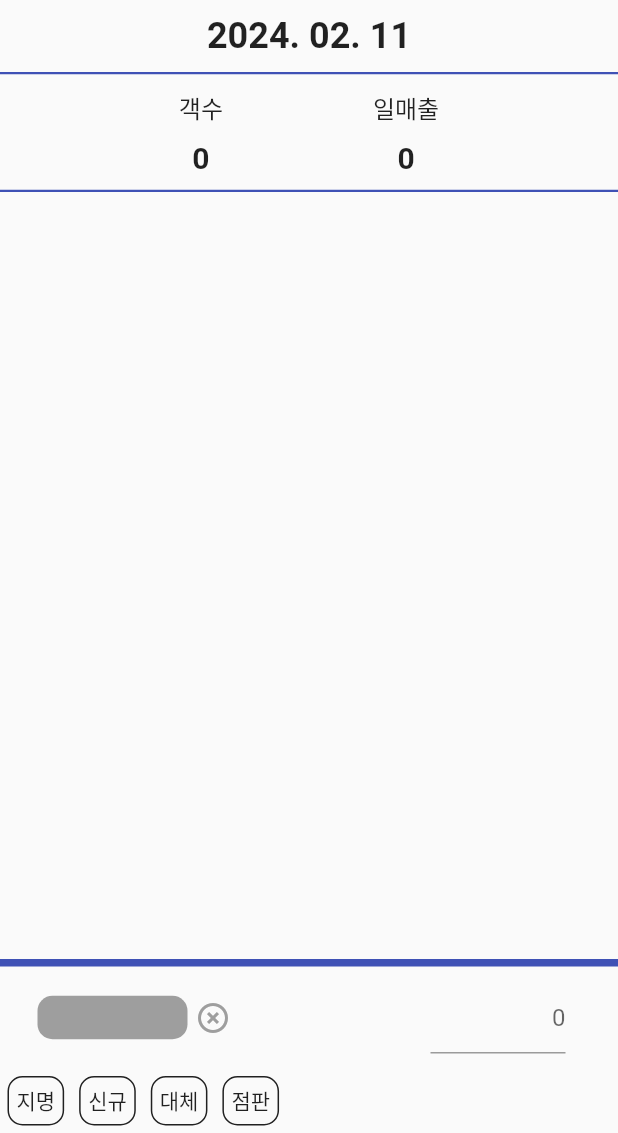
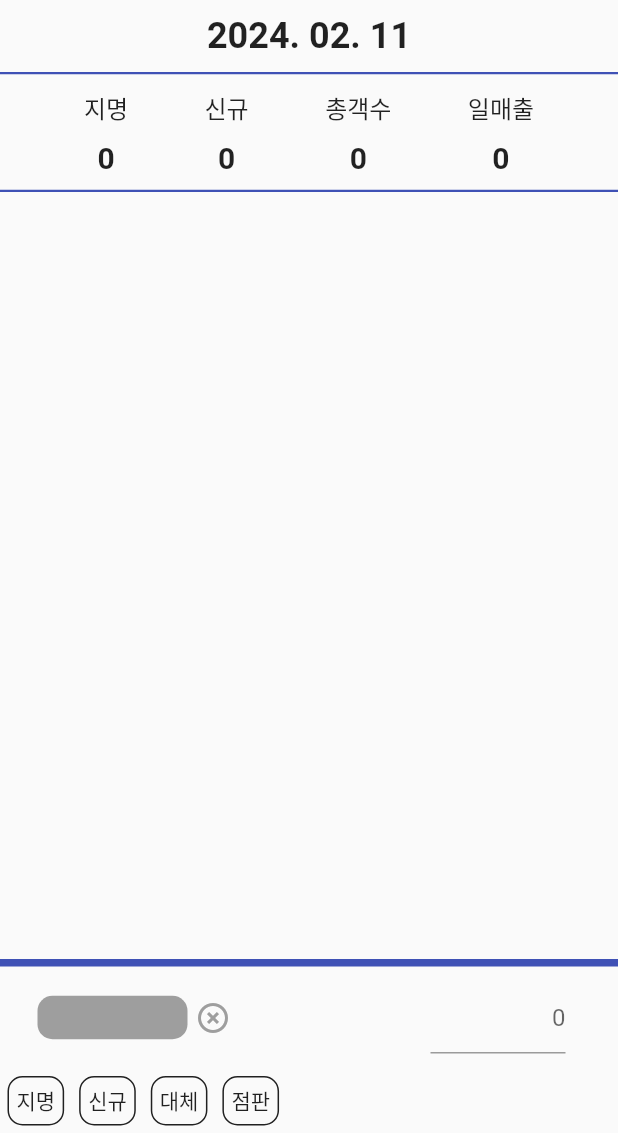
Before and after one commit to kanggo1111/hair_designer_sales_manage, a Flutter app: the screen it shows after launch, after a tap on the "add circle" icon, on a phone screen of 412 x 824 dp, the part 103-1236 px from its top. Run offline on Flutter 3.47's test engine with Material 3 defaults, Android fonts, the phone set to English and light mode, and no system bars; our stand-ins replace currency_text_input_formatter; missing offline and left inert: back_button_interceptor.

Commit message:
modify add data #7
Details:
make simple to add data

TODO:
make simple to add data
i

```diff
--- a/lib/items/data_list.dart
+++ b/lib/items/data_list.dart
@@ -18,6 +18,8 @@ class _DataListState extends State<DataList> {
   Widget build(BuildContext context) {
     List<dynamic> listOfDay = myDB.getDataListOfDay(widget.now);
     double screenWidth = MediaQuery.of(context).size.width;
+
+    // listOfDay.sort()
 
     return Expanded(
       child: Container(
--- a/lib/items/my_db.dart
+++ b/lib/items/my_db.dart
@@ -127,9 +127,6 @@ class MyDB {
       }
     });
 
-    // print(selectedList.length);
-    // selectedList.forEach((element) {print(selectedList.toString());});
-
     return sum;
   }
 
@@ -142,8 +139,18 @@ class MyDB {
       }
     });
 
-    // print(selectedList.length);
-    // selectedList.forEach((element) {print(selectedList.toString());});
+    return sum;
+  }
+
+  int getDataTypeCountOfDay(DateTime now, String type) {
+    int sum = 0;
+
+    currentData.forEach((element) {
+      if (element['date'] == DateFormat('y-MM-dd').format(now)
+      && element['itemType'] == type) {
+        sum++;
+      }
+    });
 
     return sum;
   }
--- a/lib/my_widget/my_calendar/my_calendar.dart
+++ b/lib/my_widget/my_calendar/my_calendar.dart
@@ -14,7 +14,7 @@ Map<String, int> weekday = {
 };
 
 const double cellBorderWidth = 0.1;
-Function refreshCalendar = (){};
+Function refreshCalendar = () {};
 
 class MyCalendar extends StatefulWidget {
   MyCalendar({super.key});
@@ -147,7 +147,8 @@ class _MyCalendarState extends State<MyCalendar> {
                           onPressed: () {
                             // widget._navigatorKey.currentState?.pushNamed('/B');
                             Navigator.of(context).push(MaterialPageRoute(
-                                builder: (context) => ItemOneDay(now, refreshCalendar)));
+                                builder: (context) =>
+                                    ItemOneDay(now, refreshCalendar)));
                             //showMainItemAlert(context, DateTime.now());
                           },
                           icon: Icon(
@@ -246,8 +247,9 @@ class _CalendarCellState extends State<CalendarCell> {
     return GestureDetector(
       onTap: () {
         Navigator.of(context).push(MaterialPageRoute(
-            builder: (context) => ItemOneDay(DateTime(
-                widget.now.year, widget.now.month, widget.dayOfCell), refreshCalendar)));
+            builder: (context) => ItemOneDay(
+                DateTime(widget.now.year, widget.now.month, widget.dayOfCell),
+                refreshCalendar)));
       },
       child: Stack(
           children: getCellContent(widget.dayOfCell, widget.now.year,
@@ -267,7 +269,7 @@ List<Widget> getCellContent(int dayOfCell, int year, int month, Color color) {
       Container(color: Colors.grey.withOpacity(0.15));
   Container todayShadowContainer = Container(
     decoration: BoxDecoration(
-        border: Border.all(color: Colors.indigo, width: cellBorderWidth*15)),
+        border: Border.all(color: Colors.indigo, width: cellBorderWidth * 15)),
   );
 
   if (dayOfCell > 0 && dayOfCell <= lastDayOfCurrentMonth) {
@@ -299,11 +301,39 @@ List<Widget> getCellContent(int dayOfCell, int year, int month, Color color) {
   ));
 
   int sumPriceOfDay = myDB.getSumPriceOfDay(DateTime(year, month, dayOfCell));
-
   textList.add(Row(
     mainAxisAlignment: MainAxisAlignment.end,
     children: [
-      Text(sumPriceOfDay == 0 ? '' : NumberFormat('###,###,###,###').format(sumPriceOfDay), style: TextStyle(color: incomeTextColor, fontSize: 11)),
+      Text(
+          sumPriceOfDay == 0
+              ? ''
+              : NumberFormat('###,###,###,###').format(sumPriceOfDay),
+          style: TextStyle(color: incomeTextColor, fontSize: 11)),
+    ],
+  ));
+
+  textList.add(const SizedBox(
+    height: 10,
+  ));
+  textList.add(Row(
+    mainAxisAlignment: MainAxisAlignment.end,
+    children: [
+      Container(
+        padding: EdgeInsets.all(2),
+          child: Text(
+        myDB
+            .getDataTypeCountOfDay(DateTime(year, month, dayOfCell), '지명')
+            .toString(),
+        style: TextStyle(fontSize: 10, color: Colors.brown[400]),
+      )),
+      Container(
+          padding: EdgeInsets.all(2),
+          child: Text(
+        myDB
+            .getDataTypeCountOfDay(DateTime(year, month, dayOfCell), '신규')
+            .toString(),
+        style: TextStyle(fontSize: 10, color: Colors.green),
+      )),
     ],
   ));
 
--- a/lib/screens/item_one_day.dart
+++ b/lib/screens/item_one_day.dart
@@ -59,14 +59,41 @@ class _ItemOneDayState extends State<ItemOneDay> {
             margin: EdgeInsets.only(bottom: 5),
             decoration: BoxDecoration(border: Border.symmetric(horizontal: BorderSide(color: Colors.indigo, width: 1.5))),
             child: Row(
-              mainAxisAlignment: MainAxisAlignment.center,
+              mainAxisAlignment: MainAxisAlignment.spaceBetween,
               children: [
+                const SizedBox(width: 15,),
                 Container(
                   margin: EdgeInsets.all(5),
                   child: Column(
                     mainAxisAlignment: MainAxisAlignment.center,
                     children: [
-                      Container(margin: EdgeInsets.all(5), child: Text('객수', style: TextStyle(fontSize: 16),)),
+                      Container(margin: EdgeInsets.all(5), child: Text('지명', style: TextStyle(fontSize: 16),)),
+                      Container(
+                          margin: EdgeInsets.all(5),
+                          child: Text(NumberFormat('###,###,###,###')
+                              .format(myDB.getDataTypeCountOfDay(widget.now, '지명')), style: TextStyle(fontWeight: FontWeight.bold, fontSize: 20))),
+                    ],
+                  ),
+                ),
+                Container(
+                  margin: EdgeInsets.all(5),
+                  child: Column(
+                    mainAxisAlignment: MainAxisAlignment.center,
+                    children: [
+                      Container(margin: EdgeInsets.all(5), child: Text('신규', style: TextStyle(fontSize: 16),)),
+                      Container(
+                          margin: EdgeInsets.all(5),
+                          child: Text(NumberFormat('###,###,###,###')
+                              .format(myDB.getDataTypeCountOfDay(widget.now, '신규')), style: TextStyle(fontWeight: FontWeight.bold, fontSize: 20))),
+                    ],
+                  ),
+                ),
+                Container(
+                  margin: EdgeInsets.all(5),
+                  child: Column(
+                    mainAxisAlignment: MainAxisAlignment.center,
+                    children: [
+                      Container(margin: EdgeInsets.all(5), child: Text('총객수', style: TextStyle(fontSize: 16),)),
                       Container(
                           margin: EdgeInsets.all(5),
                           child: Text(NumberFormat('###,###,###,###')
@@ -74,7 +101,6 @@ class _ItemOneDayState extends State<ItemOneDay> {
                     ],
                   ),
                 ),
-                const SizedBox(width: 80,),
                 Container(
                   margin: EdgeInsets.all(5),
                   child: Column(
@@ -88,6 +114,7 @@ class _ItemOneDayState extends State<ItemOneDay> {
                     ],
                   ),
                 ),
+                const SizedBox(width: 15,),
               ],
             ),
           ),
```
Also changed, not shown: 1 other file.
